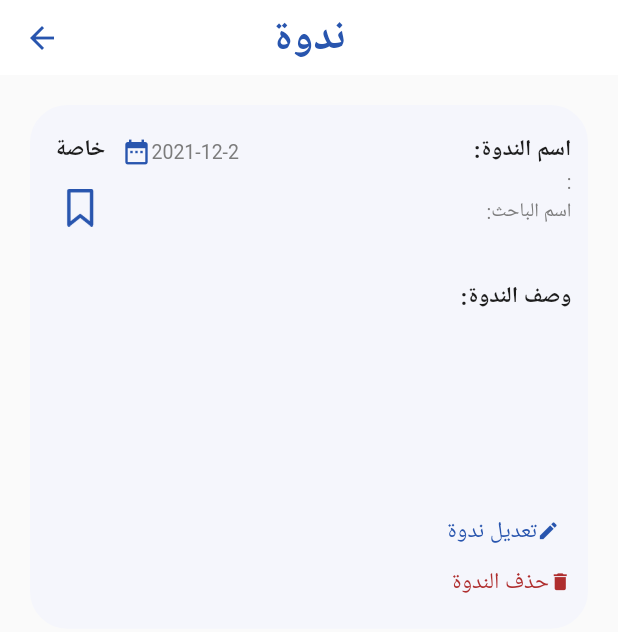
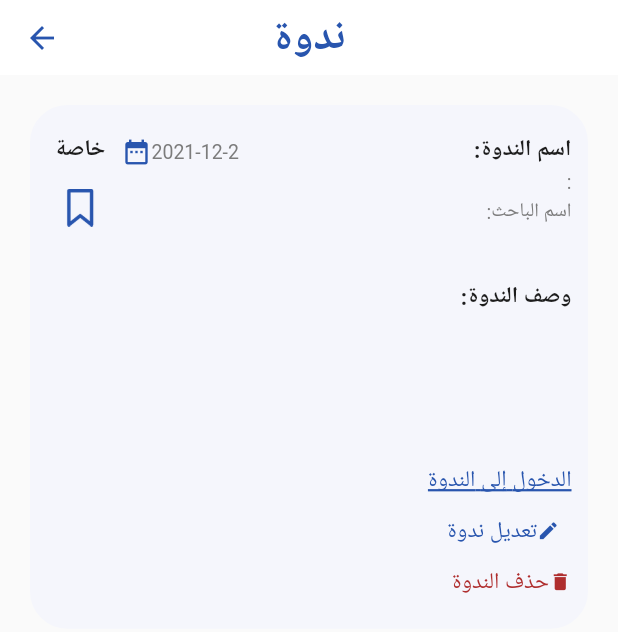
Before and after one commit to haneengheas/aban, a Flutter app: the SeminarDetails screen opened directly with empty values, on a phone screen of 412 x 824 dp. Shown: the top 632 px of the screen. Run offline on Flutter 3.47's test engine with Material 2 defaults, Android fonts, the phone set to English and light mode, and no system bars; our stand-ins replace awesome_dialog, cloud_firestore, emoji_picker_flutter, firebase_auth, firebase_core, firebase_messaging and 5 more; missing offline and left inert: flutter_email_sender, quds_ui_kit; accounts and stored records are empty; Roboto replaces fonts that are missing (Cairo).

Commit message:
ان شاء الله اخر تعديل ،،، مش عايزة اشوفه تاني

```diff
--- a/lib/main.dart
+++ b/lib/main.dart
@@ -62,9 +62,7 @@ void initState() {
       prov.getUserStatus();
       setState(() {});
     });
-    FirebaseMessaging.onMessage.listen((event) {
-      AwesomeDialog(context: context, title:'title',body: Text('${event.notification!.body}') );
-    });
+
     // TODO: implement initState
     super.initState();
   }
--- a/lib/screens/profile/graduatedmember/create_profile/view.dart
+++ b/lib/screens/profile/graduatedmember/create_profile/view.dart
@@ -241,6 +241,7 @@ class _CreateGraduatedProfileState extends State<CreateGraduatedProfile> {
                                     items: <String>[
                                       'طالب دكتوراه',
                                       'طالب ماجستير',
+                                      'طالب بكالوريوس ',
                                     ].map<DropdownMenuItem<String>>((
                                         String value) {
                                       return DropdownMenuItem<String>(
--- a/lib/screens/seminar/seminar_details.dart
+++ b/lib/screens/seminar/seminar_details.dart
@@ -227,8 +227,7 @@ class _SeminarDetailsState extends State<SeminarDetails> {
                       style: hintStyle3,
                     ),
                   ),
-                  myDateTime.isAfter(DateTime.now())
-                      ? InkWell(
+                 InkWell(
                           onTap: () async {
                             debugPrint(widget.link);
                             await launch('https://' + widget.link!);
@@ -245,8 +244,8 @@ class _SeminarDetailsState extends State<SeminarDetails> {
                                   color: blue),
                             ),
                           ),
-                        )
-                      : const SizedBox(height: 1,),
+                        ),
+
                   prov.counter == 2
                       ? const SizedBox(height: 1,)
                       : widget.userid == FirebaseAuth.instance.currentUser!.uid
```
Also changed, not shown: lib/screens/Home/view.dart (+8 -0 lines), lib/screens/supervision_request/view.dart (+20 -22 lines).
